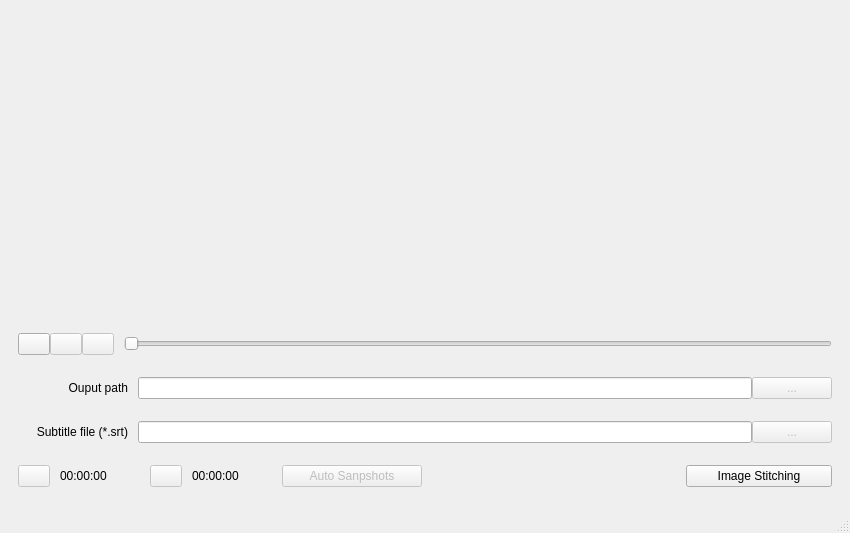
The window that src/windows/video_player_window.ui (shootsoft/PlutoVideoSnapshoter) describes before a commit, drawn with Qt 5.
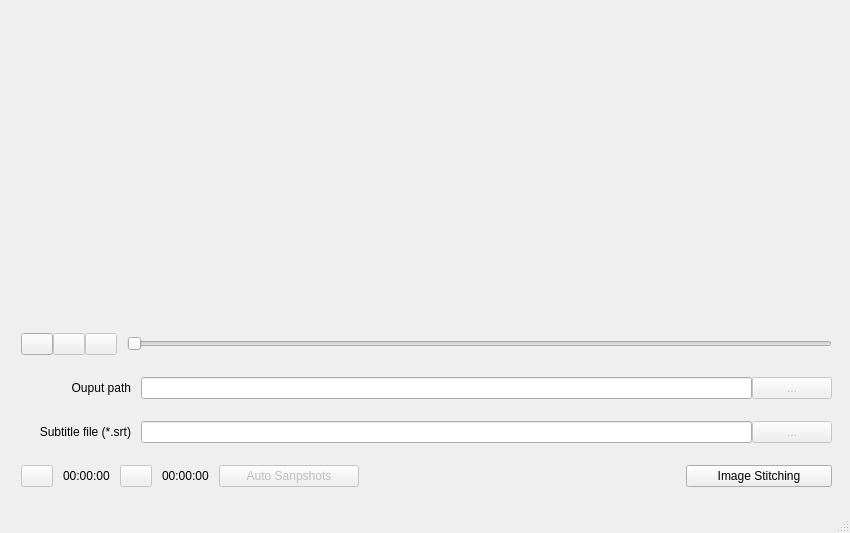
The same window after the commit.

Commit message: Adding sound to snapshot/magic button Update default snapshot filename format

```diff
--- a/src/windows/video_player_window.ui
+++ b/src/windows/video_player_window.ui
@@ -52,6 +52,9 @@
        <property name="spacing">
         <number>0</number>
        </property>
+       <property name="leftMargin">
+        <number>12</number>
+       </property>
        <property name="topMargin">
         <number>0</number>
        </property>
@@ -323,15 +326,21 @@
          </item>
          <item>
           <widget class="QLabel" name="startLabel">
+           <property name="sizePolicy">
+            <sizepolicy hsizetype="Preferred" vsizetype="Preferred">
+             <horstretch>0</horstretch>
+             <verstretch>0</verstretch>
+            </sizepolicy>
+           </property>
            <property name="minimumSize">
             <size>
-             <width>90</width>
+             <width>0</width>
              <height>0</height>
             </size>
            </property>
            <property name="maximumSize">
             <size>
-             <width>90</width>
+             <width>100</width>
              <height>16777215</height>
             </size>
            </property>
@@ -340,6 +349,22 @@
            </property>
           </widget>
          </item>
+         <item>
+          <spacer name="horizontalSpacer_8">
+           <property name="orientation">
+            <enum>Qt::Horizontal</enum>
+           </property>
+           <property name="sizeType">
+            <enum>QSizePolicy::Fixed</enum>
+           </property>
+           <property name="sizeHint" stdset="0">
+            <size>
+             <width>10</width>
+             <height>20</height>
+            </size>
+           </property>
+          </spacer>
+         </item>
          <item>
           <widget class="QPushButton" name="endButton">
            <property name="enabled">
@@ -380,15 +405,21 @@
          </item>
          <item>
           <widget class="QLabel" name="endLabel">
+           <property name="sizePolicy">
+            <sizepolicy hsizetype="Preferred" vsizetype="Preferred">
+             <horstretch>0</horstretch>
+             <verstretch>0</verstretch>
+            </sizepolicy>
+           </property>
            <property name="minimumSize">
             <size>
-             <width>90</width>
+             <width>0</width>
              <height>0</height>
             </size>
            </property>
            <property name="maximumSize">
             <size>
-             <width>90</width>
+             <width>100</width>
              <height>16777215</height>
             </size>
            </property>
@@ -397,6 +428,22 @@
            </property>
           </widget>
          </item>
+         <item>
+          <spacer name="horizontalSpacer_7">
+           <property name="orientation">
+            <enum>Qt::Horizontal</enum>
+           </property>
+           <property name="sizeType">
+            <enum>QSizePolicy::Fixed</enum>
+           </property>
+           <property name="sizeHint" stdset="0">
+            <size>
+             <width>10</width>
+             <height>20</height>
+            </size>
+           </property>
+          </spacer>
+         </item>
          <item>
           <widget class="QPushButton" name="autoSnapshotButton">
            <property name="enabled">
```
The commit also changes 6 other files.
